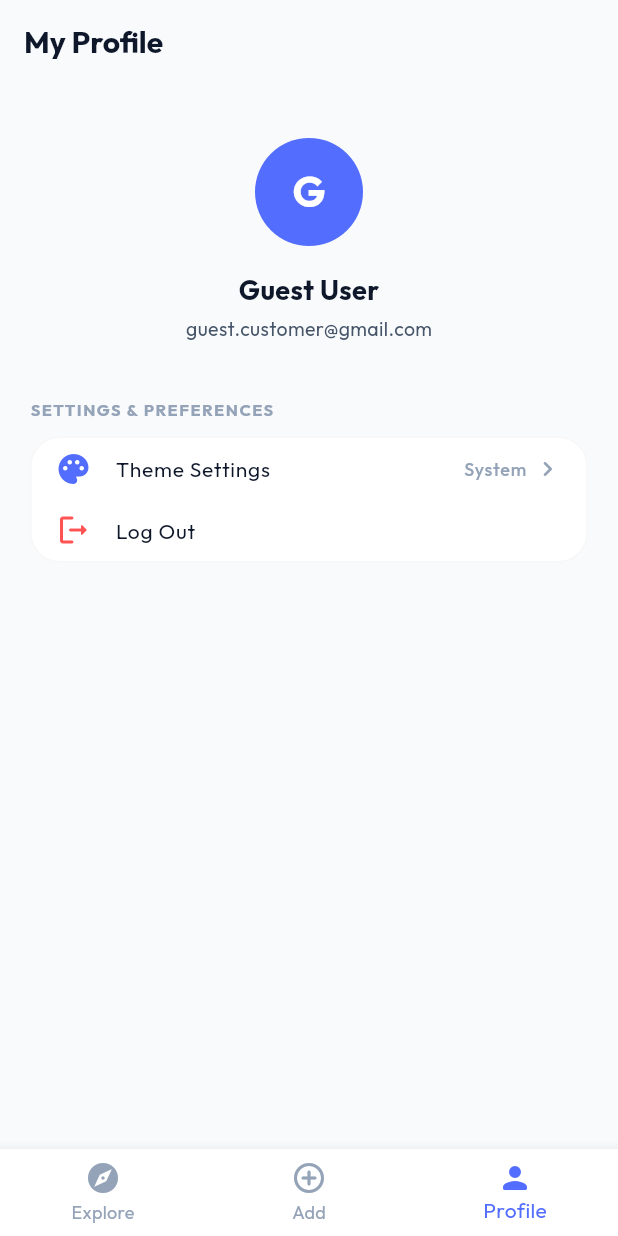
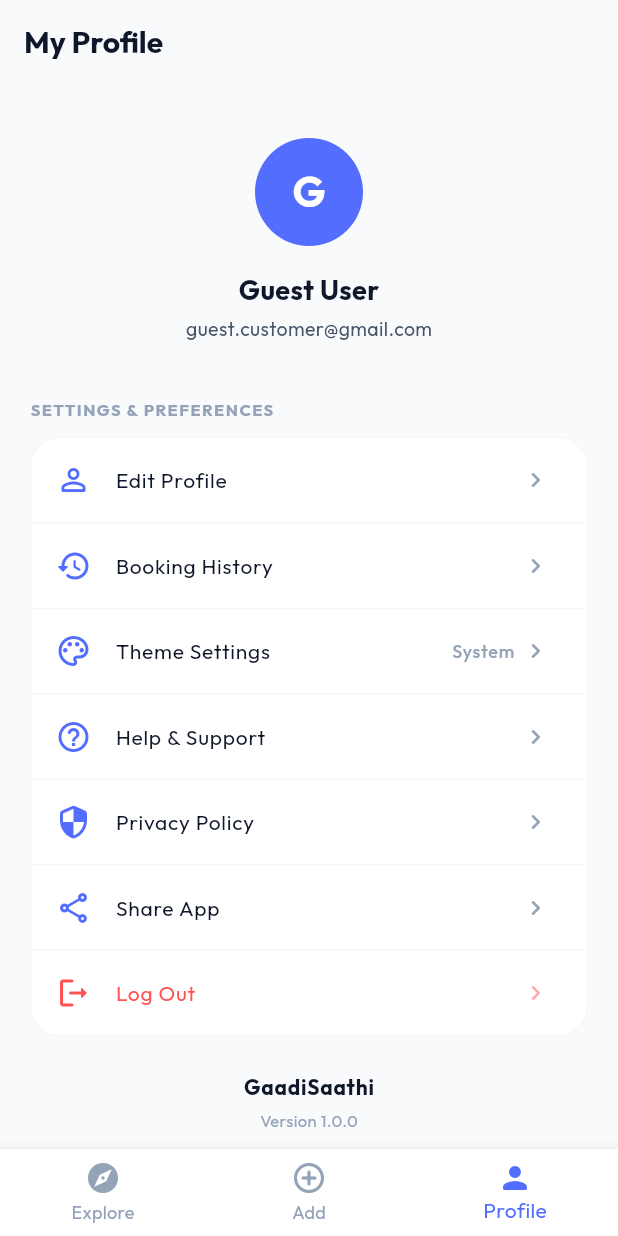
Before and after one commit to SurajChaurasia84/GaadiSaathi, a Flutter app: the CustomerHomeScreen screen opened directly, item 3 of the bottom bar chosen, on a phone screen of 412 x 824 dp. Run offline on Flutter 3.47's test engine with Material 3 defaults, Android fonts, the phone set to English and light mode, and no system bars; our stand-ins replace cloud_firestore, firebase_auth, firebase_core, google_fonts, google_sign_in, shared_preferences; accounts and stored records are empty; network calls fail.

Commit message:
feat(customer): update customer home screen

```diff
--- a/lib/screens/customer/customer_home_screen.dart
+++ b/lib/screens/customer/customer_home_screen.dart
@@ -541,8 +541,8 @@ class _CustomerHomeScreenState extends State<CustomerHomeScreen> {
                         ),
                         Switch.adaptive(
                           value: _isAvailable,
-                          activeColor: const Color(0xFF10B981),
-                          activeTrackColor: const Color(0xFF10B981).withOpacity(0.3),
+                          activeThumbColor: const Color(0xFF10B981),
+                          activeTrackColor: const Color(0xFF10B981).withValues(alpha: 0.3),
                           onChanged: (value) {
                             setState(() {
                               _isAvailable = value;
@@ -634,7 +634,7 @@ class _CustomerHomeScreenState extends State<CustomerHomeScreen> {
                     const SizedBox(height: 4),
                     Text(
                       'Vehicles you register will show here.',
-                      style: TextStyle(color: context.textColor30.withOpacity(0.8), fontSize: 11),
+                      style: TextStyle(color: context.textColor30.withValues(alpha: 0.8), fontSize: 11),
                     ),
                   ],
                 ),
@@ -723,11 +723,23 @@ class _CustomerHomeScreenState extends State<CustomerHomeScreen> {
             ),
             child: Column(
               children: [
+                _buildSettingTile(
+                  context: context,
+                  icon: Icons.person_outline_rounded,
+                  title: 'Edit Profile',
+                  onTap: () => _showComingSoonSnackBar(context, 'Edit Profile'),
+                ),
+                _buildDivider(context),
+                _buildSettingTile(
+                  context: context,
+                  icon: Icons.history_rounded,
+                  title: 'Booking History',
+                  onTap: () => _showComingSoonSnackBar(context, 'Booking History'),
+                ),
+                _buildDivider(context),
+                // Theme Settings (custom trailing)
                 ListTile(
-                  dense: true,
-                  visualDensity: const VisualDensity(horizontal: 0, vertical: -3),
-                  contentPadding: const EdgeInsets.symmetric(horizontal: 16, vertical: 2),
-                  leading: const Icon(Icons.palette_rounded, color: Color(0xFF536DFE)),
+                  leading: const Icon(Icons.palette_outlined, color: Color(0xFF536DFE)),
                   title: Text('Theme Settings', style: TextStyle(color: context.textColor, fontSize: 14)),
                   trailing: Row(
                     mainAxisSize: MainAxisSize.min,
@@ -746,12 +758,32 @@ class _CustomerHomeScreenState extends State<CustomerHomeScreen> {
                   ),
                   onTap: () => _showThemeBottomSheet(context, appState),
                 ),
+                _buildDivider(context),
+                _buildSettingTile(
+                  context: context,
+                  icon: Icons.help_outline_rounded,
+                  title: 'Help & Support',
+                  onTap: () => _showComingSoonSnackBar(context, 'Help & Support'),
+                ),
+                _buildDivider(context),
+                _buildSettingTile(
+                  context: context,
+                  icon: Icons.security_rounded,
+                  title: 'Privacy Policy',
+                  onTap: () => _showComingSoonSnackBar(context, 'Privacy Policy'),
+                ),
+                _buildDivider(context),
+                _buildSettingTile(
+                  context: context,
+                  icon: Icons.share_outlined,
+                  title: 'Share App',
+                  onTap: () => _showComingSoonSnackBar(context, 'Share App'),
+                ),
+                _buildDivider(context),
                 ListTile(
-                  dense: true,
-                  visualDensity: const VisualDensity(horizontal: 0, vertical: -3),
-                  contentPadding: const EdgeInsets.symmetric(horizontal: 16, vertical: 2),
                   leading: const Icon(Icons.logout_rounded, color: Colors.redAccent),
-                  title: Text('Log Out', style: TextStyle(color: context.textColor, fontSize: 14)),
+                  title: const Text('Log Out', style: TextStyle(color: Colors.redAccent, fontSize: 14)),
+                  trailing: const Icon(Icons.chevron_right_rounded, color: Color(0x80FF5252), size: 20),
                   onTap: () {
                     appState.logout();
                     Navigator.pushAndRemoveUntil(
@@ -764,8 +796,65 @@ class _CustomerHomeScreenState extends State<CustomerHomeScreen> {
               ],
             ),
           ),
-          const SizedBox(height: 20),
+          const SizedBox(height: 24),
+          Center(
+            child: Column(
+              children: [
+                Text(
+                  'GaadiSaathi',
+                  style: TextStyle(
+                    color: context.textColor,
+                    fontSize: 14,
+                    fontWeight: FontWeight.bold,
+                    letterSpacing: 0.5,
+                  ),
+                ),
+                const SizedBox(height: 4),
+                Text(
+                  'Version 1.0.0',
+                  style: TextStyle(
+                    color: context.textColor30,
+                    fontSize: 11,
+                  ),
+                ),
+              ],
+            ),
+          ),
+          const SizedBox(height: 24),
         ],
+      ),
+    );
+  }
+
+  Widget _buildSettingTile({
+    required BuildContext context,
+    required IconData icon,
+    required String title,
+    required VoidCallback onTap,
+  }) {
+    return ListTile(
+      leading: Icon(icon, color: const Color(0xFF536DFE)),
+      title: Text(title, style: TextStyle(color: context.textColor, fontSize: 14)),
+      trailing: Icon(Icons.chevron_right_rounded, color: context.textColor30, size: 20),
+      onTap: onTap,
+    );
+  }
+
+  Widget _buildDivider(BuildContext context) {
+    return Divider(
+      height: 1,
+      thickness: 1,
+      color: context.isDarkMode ? const Color(0x0AFFFFFF) : const Color(0x08000000),
+    );
+  }
+
+  void _showComingSoonSnackBar(BuildContext context, String feature) {
+    ScaffoldMessenger.of(context).clearSnackBars();
+    ScaffoldMessenger.of(context).showSnackBar(
+      SnackBar(
+        content: Text('$feature feature coming soon!'),
+        backgroundColor: const Color(0xFF536DFE),
+        duration: const Duration(seconds: 2),
       ),
     );
   }
```
